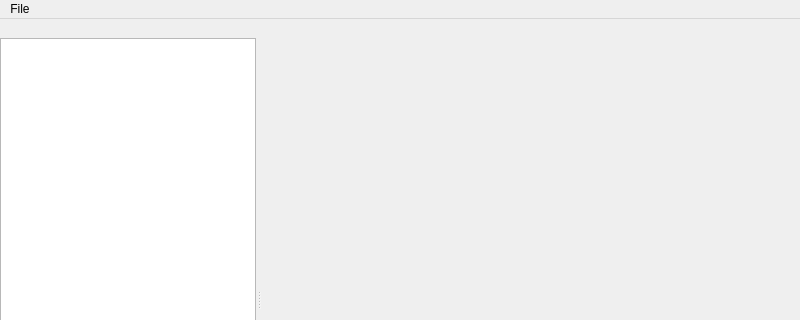
Qt form src/app/mainwindow.ui (ABBAPOH/imageformats-ng) before a commit; both pictures show x 0 to 800 and y 0 to 320 of the 800 by 600 pixel window.
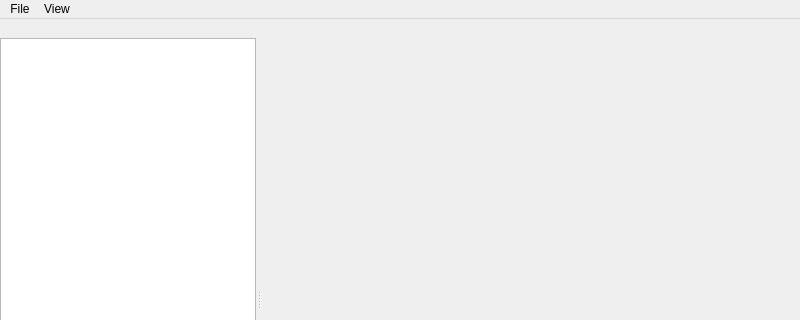
The same form after that commit.

Diff of the .ui file:
```diff
--- a/src/app/mainwindow.ui
+++ b/src/app/mainwindow.ui
@@ -47,7 +47,15 @@
     <addaction name="separator"/>
     <addaction name="actionQuit"/>
    </widget>
+   <widget class="QMenu" name="menuView">
+    <property name="title">
+     <string>View</string>
+    </property>
+    <addaction name="actionZoom_In"/>
+    <addaction name="actionZoom_Out"/>
+   </widget>
    <addaction name="menuFile"/>
+   <addaction name="menuView"/>
   </widget>
   <widget class="QStatusBar" name="statusbar"/>
   <widget class="QDockWidget" name="dockWidget">
```
Left out of the diff: 16 changed lines with no effect on the pictures.
